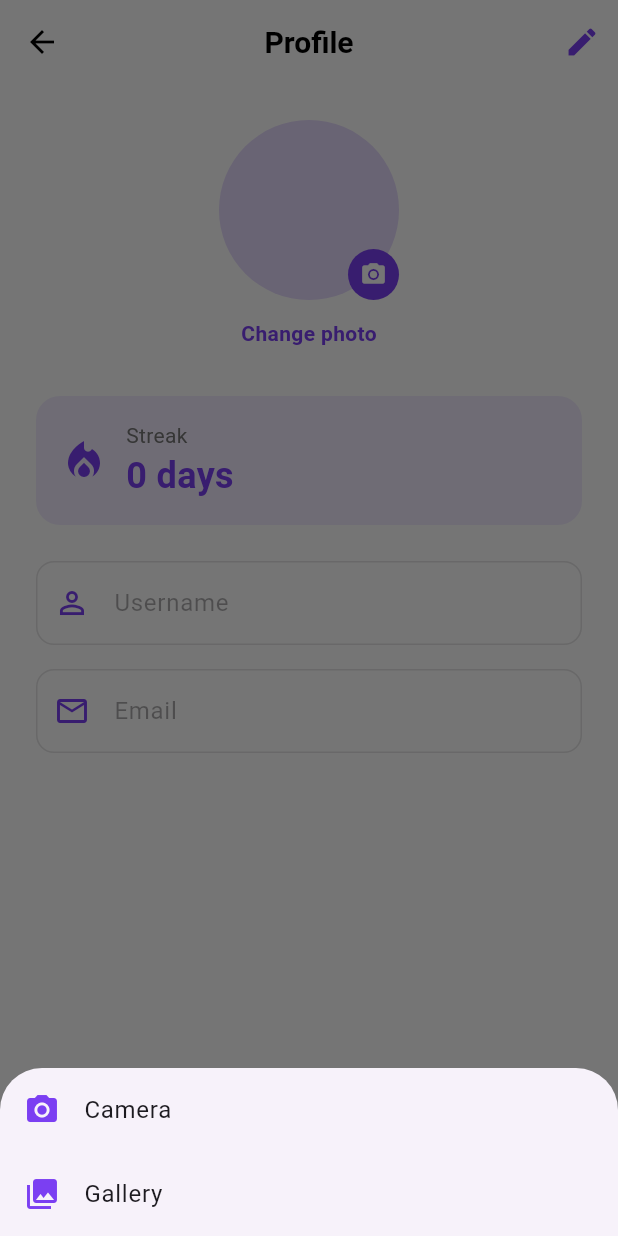
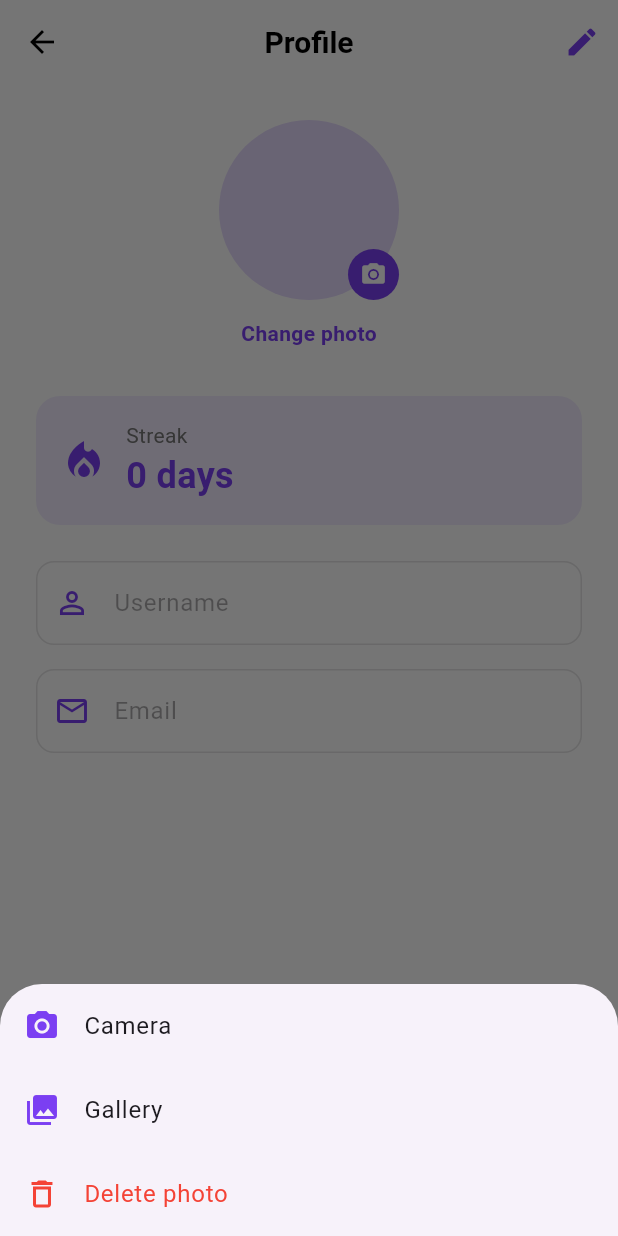
Before and after one commit to chrgargar/MINIFUN, a Flutter app: the PantallaPerfil screen opened directly, after a tap on the "camera alt" icon, on a phone screen of 412 x 824 dp. Run offline on Flutter 3.47's test engine with Material 3 defaults, Android fonts, the phone set to English and light mode, and no system bars; our stand-ins replace audioplayers, google_sign_in, image_picker, logger, shared_preferences, sqflite_common_ffi; accounts and stored records are empty.

Commit message:
Opcion eliminar foto, manejo de permisos de camara, corregido error no pausaba el juego al usar la guia en todos los modos

```diff
--- a/lib/constants/app_strings.dart
+++ b/lib/constants/app_strings.dart
@@ -10,6 +10,7 @@ class AppStrings {
       // General
       'settings': 'Ajustes',
       'close': 'Cerrar',
+      'cancel': 'Cancelar',
       'play': 'Jugar',
       'guide': 'Guía',
       'back': 'Volver',
@@ -129,6 +130,10 @@ class AppStrings {
       'gallery': 'Galería',
       'save_changes': 'Guardar cambios',
       'profile_updated': 'Perfil actualizado',
+      'delete_photo': 'Eliminar foto',
+      'delete_photo_confirm': '¿Estás seguro de que quieres eliminar tu foto de perfil?',
+      'photo_deleted': 'Foto de perfil eliminada',
+      'camera_permission_denied': 'Permiso de cámara denegado. Actívalo en los ajustes del dispositivo.',
 
       // Guías
       'guide_of': 'Guía de',
@@ -249,6 +254,7 @@ class AppStrings {
       // General
       'settings': 'Settings',
       'close': 'Close',
+      'cancel': 'Cancel',
       'play': 'Play',
       'guide': 'Guide',
       'back': 'Back',
@@ -368,6 +374,10 @@ class AppStrings {
       'gallery': 'Gallery',
       'save_changes': 'Save changes',
       'profile_updated': 'Profile updated',
+      'delete_photo': 'Delete photo',
+      'delete_photo_confirm': 'Are you sure you want to delete your profile photo?',
+      'photo_deleted': 'Profile photo deleted',
+      'camera_permission_denied': 'Camera permission denied. Enable it in device settings.',
 
       // Guides
       'guide_of': 'Guide for',
@@ -497,6 +507,7 @@ class AppStrings {
       // General
       'settings': 'Ajustos',
       'close': 'Tancar',
+      'cancel': 'Cancel·lar',
       'play': 'Jugar',
       'guide': 'Guia',
       'back': 'Tornar',
@@ -616,6 +627,10 @@ class AppStrings {
       'gallery': 'Galeria',
       'save_changes': 'Guardar canvis',
       'profile_updated': 'Perfil actualitzat',
+      'delete_photo': 'Eliminar foto',
+      'delete_photo_confirm': 'Estàs segur que vols eliminar la teua foto de perfil?',
+      'photo_deleted': 'Foto de perfil eliminada',
+      'camera_permission_denied': 'Permís de càmera denegat. Activa\'l als ajustos del dispositiu.',
 
       // Guies
       'guide_of': 'Guia de',
--- a/lib/juegos/Snake.dart
+++ b/lib/juegos/Snake.dart
@@ -693,8 +693,8 @@ class _SnakeGameState extends State<SnakeGame> {
                           AppStrings.get('snake_inst_4', currentLang),
                         ],
                         controles: GuiasJuegos.getSnakeControles(currentLang),
-                        onOpen: () => setState(() => isPaused = true),
-                        onClose: () => setState(() => isPaused = false),
+                        onOpen: () { if (!isPaused) togglePause(); },
+                        onClose: () { if (isPaused) togglePause(); },
                       ),
                       const SizedBox(width: 12),
                       Container(
--- a/lib/juegos/SopadeLetras.dart
+++ b/lib/juegos/SopadeLetras.dart
@@ -595,8 +595,8 @@ class _WordSearchGameState extends State<WordSearchGame> {
                                 ],
                                 controles: GuiasJuegos.getWordSearchControles(currentLang),
                                 size: 40,
-                                onOpen: () => setState(() => isPaused = true),
-                                onClose: () => setState(() => isPaused = false),
+                                onOpen: () { if (!isPaused) _togglePause(); },
+                                onClose: () { if (isPaused) _togglePause(); },
                               ),
                             ],
                           );
--- a/lib/juegos/Sudoku.dart
+++ b/lib/juegos/Sudoku.dart
@@ -453,8 +453,8 @@ class _SudokuGameState extends State<SudokuGame> {
                             ],
                             controles: GuiasJuegos.getSudokuControles(currentLang),
                             size: 40,
-                            onOpen: () => setState(() => isPaused = true),
-                            onClose: () => setState(() => isPaused = false),
+                            onOpen: () { if (!isPaused) _togglePause(); },
+                            onClose: () { if (isPaused) _togglePause(); },
                           ),
                           const SizedBox(width: 8),
                           GestureDetector(
--- a/lib/juegos/WaterSort.dart
+++ b/lib/juegos/WaterSort.dart
@@ -461,8 +461,8 @@ class _WaterSortGameState extends State<WaterSortGame> with TickerProviderStateM
                         ],
                         controles: GuiasJuegos.getWaterSortControles(currentLang),
                         size: 40,
-                        onOpen: () => setState(() => isPaused = true),
-                        onClose: () => setState(() => isPaused = false),
+                        onOpen: () { if (!isPaused) _togglePause(); },
+                        onClose: () { if (isPaused) _togglePause(); },
                       ),
                       const SizedBox(width: 8),
                       GestureDetector(
--- a/lib/juegos/ahorcado.dart
+++ b/lib/juegos/ahorcado.dart
@@ -382,8 +382,8 @@ class _AhorcadoGameState extends State<AhorcadoGame> {
                     ],
                     controles: GuiasJuegos.getHangmanControles(currentLang),
                     size: 40,
-                    onOpen: () => setState(() => isPaused = true),
-                    onClose: () => setState(() => isPaused = false),
+                    onOpen: () { if (!isPaused) _togglePause(); },
+                    onClose: () { if (isPaused) _togglePause(); },
                   ),
                 ],
               );
--- a/lib/models/user_model.dart
+++ b/lib/models/user_model.dart
@@ -84,6 +84,7 @@ class UserModel {
     DateTime? lastLogin,
     int? streakDays,
     String? avatarBase64,
+    bool clearAvatar = false,
     String? cloudId,
     bool? isSynced,
     DateTime? lastSyncAt,
@@ -98,7 +99,7 @@ class UserModel {
       createdAt: createdAt ?? this.createdAt,
       lastLogin: lastLogin ?? this.lastLogin,
       streakDays: streakDays ?? this.streakDays,
-      avatarBase64: avatarBase64 ?? this.avatarBase64,
+      avatarBase64: clearAvatar ? null : (avatarBase64 ?? this.avatarBase64),
       cloudId: cloudId ?? this.cloudId,
       isSynced: isSynced ?? this.isSynced,
       lastSyncAt: lastSyncAt ?? this.lastSyncAt,
--- a/lib/services/api_service.dart
+++ b/lib/services/api_service.dart
@@ -354,4 +354,27 @@ class ApiService {
       _handleError(e, endpoint);
     }
   }
+
+  /// DELETE /auth/avatar - Eliminar avatar del usuario
+  static Future<Map<String, dynamic>> deleteAvatar({
+    required String token,
+  }) async {
+    const endpoint = ApiConstants.authAvatar;
+    appLogger.apiCall('DELETE', endpoint);
+
+    try {
+      final response = await http
+          .delete(
+            _buildUrl(endpoint),
+            headers: _authHeaders(token),
+          )
+          .timeout(
+            Duration(seconds: ApiConstants.requestTimeout),
+          );
+
+      return _handleResponse(response, endpoint);
+    } catch (e) {
+      _handleError(e, endpoint);
+    }
+  }
 }
```
Also changed, not shown: lib/providers/auth_provider.dart (+58 -0 lines), lib/screens/pantalla_perfil.dart (+80 -2 lines).
